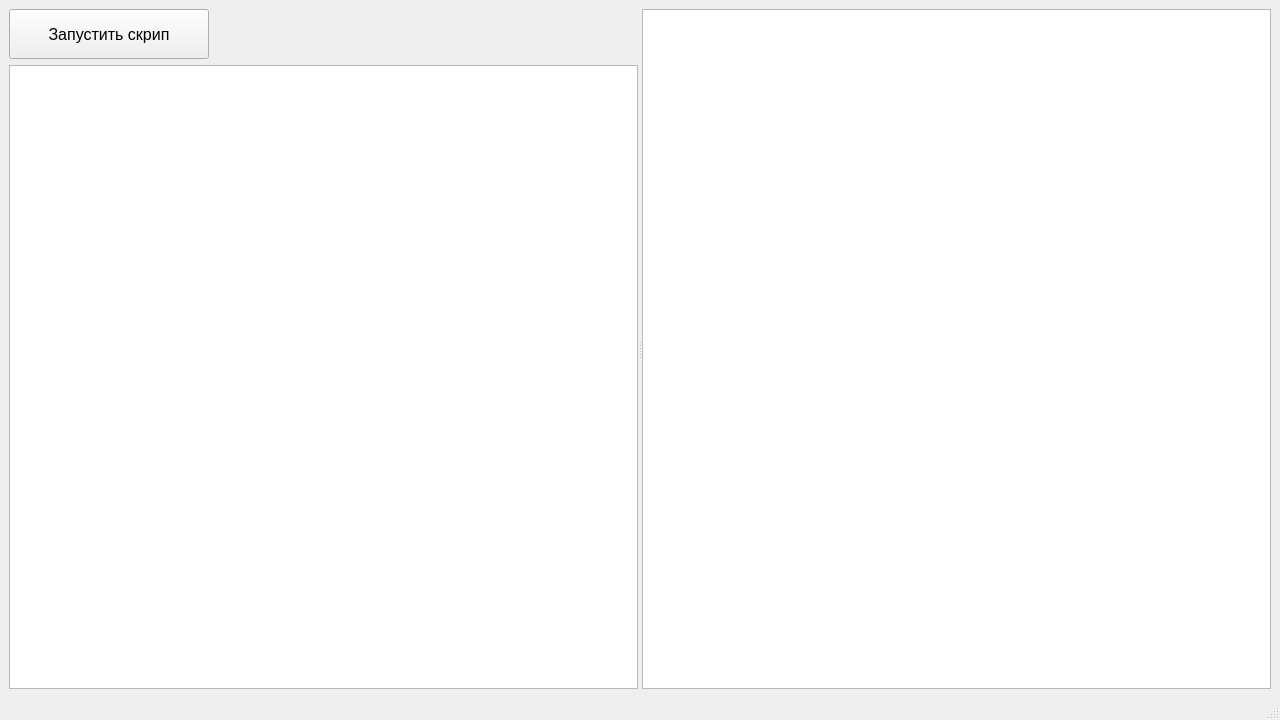
Pigeon-Ignaty/LumiQt, file QtScriptNetworkRunner/QtScriptNetworkRunner.ui: the form before one commit.
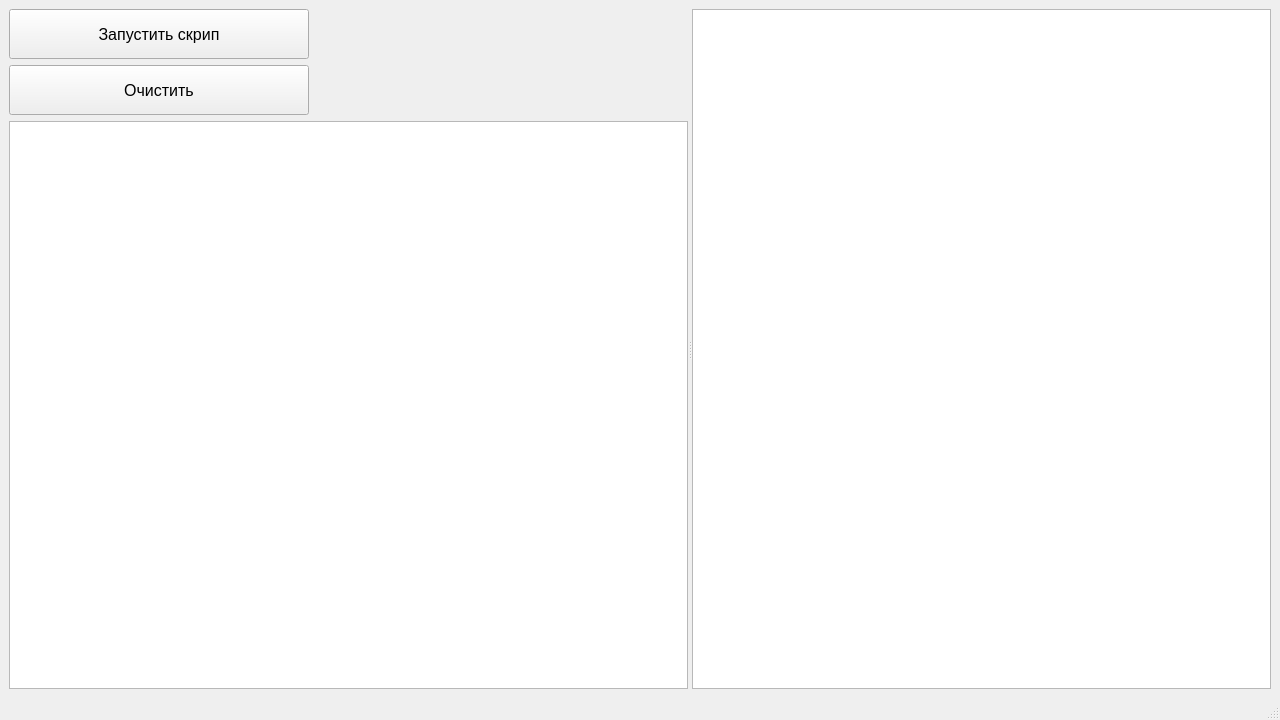
The form after the commit. Icons and pictures are not drawn.

Commit message: Добавлен класс Interpretator для чтения текста в структуры. Реализован функционал рисования фигур по структурам из Interpretator. Интерфейс QtScriptNetworkRunner переработан с использованием Qt Designer.

The edit to the form file:
```diff
--- a/QtScriptNetworkRunner/QtScriptNetworkRunner.ui
+++ b/QtScriptNetworkRunner/QtScriptNetworkRunner.ui
@@ -26,7 +26,7 @@
       <property name="childrenCollapsible">
        <bool>false</bool>
       </property>
-      <widget class="QWidget" name="">
+      <widget class="QWidget" name="layoutWidget">
        <layout class="QVBoxLayout" name="verticalLayout">
         <item>
          <widget class="QPushButton" name="pushButton">
@@ -38,7 +38,7 @@
           </property>
           <property name="minimumSize">
            <size>
-            <width>200</width>
+            <width>300</width>
             <height>50</height>
            </size>
           </property>
@@ -53,7 +53,37 @@
          </widget>
         </item>
         <item>
-         <widget class="QPlainTextEdit" name="m_scriptField"/>
+         <widget class="QPushButton" name="pushButton_2">
+          <property name="sizePolicy">
+           <sizepolicy hsizetype="Fixed" vsizetype="Fixed">
+            <horstretch>0</horstretch>
+            <verstretch>0</verstretch>
+           </sizepolicy>
+          </property>
+          <property name="minimumSize">
+           <size>
+            <width>300</width>
+            <height>50</height>
+           </size>
+          </property>
+          <property name="font">
+           <font>
+            <pointsize>12</pointsize>
+           </font>
+          </property>
+          <property name="text">
+           <string>Очистить</string>
+          </property>
+         </widget>
+        </item>
+        <item>
+         <widget class="QPlainTextEdit" name="m_scriptField">
+          <property name="font">
+           <font>
+            <pointsize>12</pointsize>
+           </font>
+          </property>
+         </widget>
         </item>
        </layout>
       </widget>
```
Left out of the diff: 8 changed lines with no effect on the pictures. The commit also changes 16 other files.
